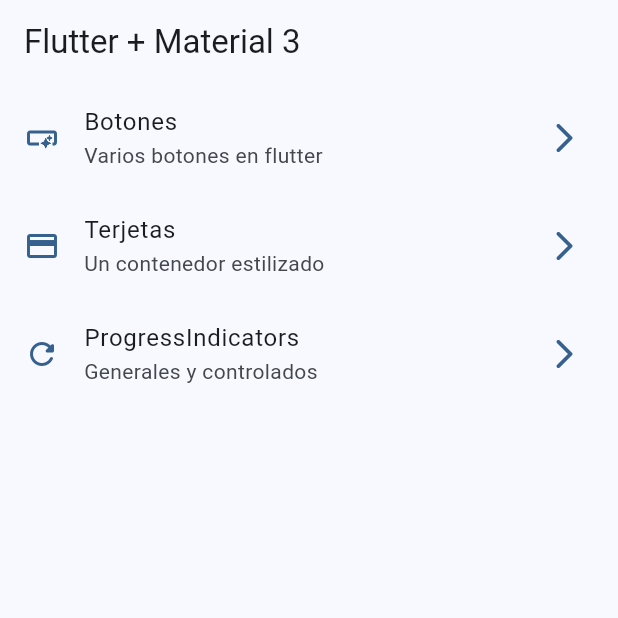
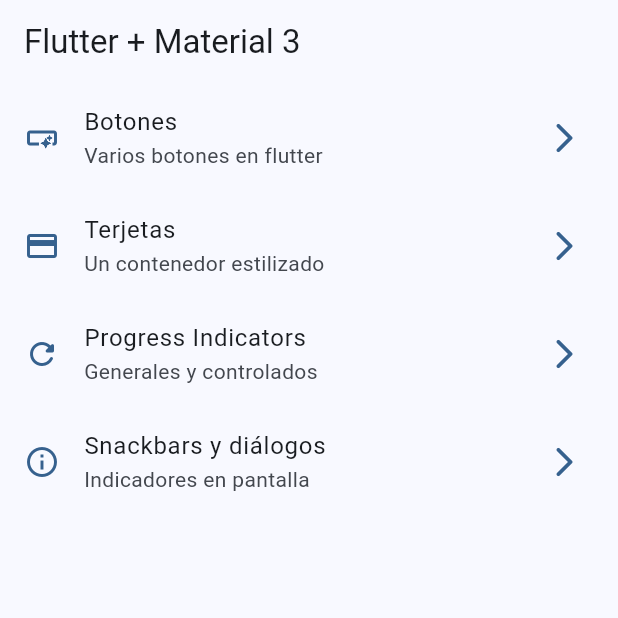
Before and after one commit to AlexanderJumbo/widgets_app, a Flutter app: the screen it shows after launch, on a phone screen of 412 x 824 dp, the top half of it. Run offline on Flutter 3.47's test engine with Material 3 defaults, Android fonts, the phone set to English and light mode, and no system bars; our stand-ins replace go_router.

Commit message:
Snackbars & Dialogs

```diff
--- a/lib/config/menu/menu_items.dart
+++ b/lib/config/menu/menu_items.dart
@@ -28,8 +28,13 @@ const appMenuItems = <MenuItem>[
       link: '/cards',
       icon: Icons.credit_card),
   MenuItem(
-      title: 'ProgressIndicators',
+      title: 'Progress Indicators',
       subTitle: 'Generales y controlados',
       link: '/progress',
-      icon: Icons.refresh_rounded)
+      icon: Icons.refresh_rounded),
+  MenuItem(
+      title: 'Snackbars y diálogos',
+      subTitle: 'Indicadores en pantalla',
+      link: '/snackbars',
+      icon: Icons.info_outline)
 ];
--- a/lib/config/router/app_router.dart
+++ b/lib/config/router/app_router.dart
@@ -25,5 +25,10 @@ final appRouter = GoRouter(
       name: ProgressScreen.name,
       builder: (context, state) => const ProgressScreen(),
     ),
+    GoRoute(
+      path: '/snackbars',
+      name: SnackbarScreen.name,
+      builder: (context, state) => const SnackbarScreen(),
+    ),
   ],
 );
--- a/lib/main.dart
+++ b/lib/main.dart
@@ -12,6 +12,7 @@ class MainApp extends StatelessWidget {
   @override
   Widget build(BuildContext context) {
     return MaterialApp.router(
+      title: 'Flutter Widgets',
       routerConfig: appRouter,
       debugShowCheckedModeBanner: false,
       theme: AppTheme(selectedColor: 0).getTheme(),
```
Also changed, not shown: lib/presentation/screen/snackbar/snackbar_screen.dart (+54 -1 lines).
